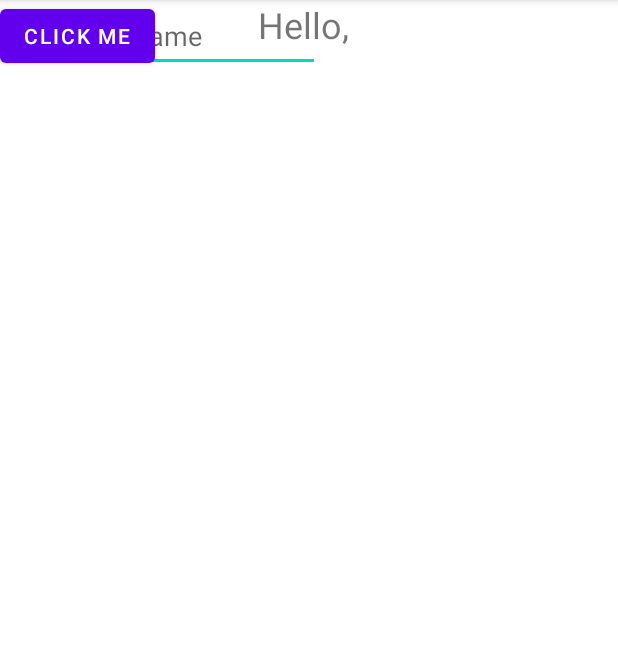
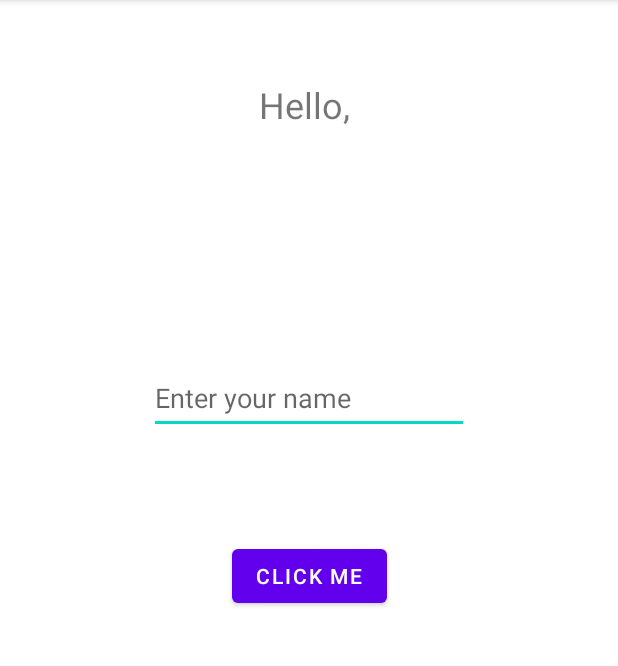
Before and after one commit to tul53850/CIS3515_LabActivity_Branch, an Android app: the screen it shows after launch (MainActivity), after a tap on "CLICK ME", on a phone screen of 412 x 824 dp, the part 84-750 px from its top. Run offline under Robolectric (Android 15) with nearby library versions, the phone set to English and light mode, and no system bars.

Commit message:
bug fix constraints

```diff
--- a/app/src/main/res/layout/activity_main.xml
+++ b/app/src/main/res/layout/activity_main.xml
@@ -10,28 +10,42 @@
         android:id="@+id/displayTextView"
         android:layout_width="411dp"
         android:layout_height="wrap_content"
+        android:layout_marginTop="53dp"
+        android:layout_marginBottom="155dp"
         android:gravity="center"
         android:text="Hello World!"
         android:textSize="24sp"
-        tools:layout_editor_absoluteY="53dp" />
+        app:layout_constraintBottom_toTopOf="@+id/nameEditText"
+        app:layout_constraintEnd_toEndOf="parent"
+        app:layout_constraintHorizontal_bias="0.5"
+        app:layout_constraintStart_toStartOf="parent"
+        app:layout_constraintTop_toTopOf="parent" />
 
     <Button
         android:id="@+id/clickMeButton"
         android:layout_width="wrap_content"
         android:layout_height="wrap_content"
+        android:layout_marginTop="52dp"
+        android:layout_marginBottom="342dp"
         android:text="Click Me"
-        tools:layout_editor_absoluteX="154dp"
-        tools:layout_editor_absoluteY="340dp" />
+        app:layout_constraintBottom_toBottomOf="parent"
+        app:layout_constraintEnd_toEndOf="parent"
+        app:layout_constraintHorizontal_bias="0.5"
+        app:layout_constraintStart_toStartOf="parent"
+        app:layout_constraintTop_toBottomOf="@+id/nameEditText" />
 
     <EditText
         android:id="@+id/nameEditText"
         android:layout_width="wrap_content"
         android:layout_height="wrap_content"
+        android:layout_marginTop="155dp"
         android:ems="10"
         android:hint="Enter your name"
         android:inputType="textPersonName"
         android:minHeight="48dp"
-        tools:layout_editor_absoluteX="101dp"
-        tools:layout_editor_absoluteY="240dp" />
+        app:layout_constraintEnd_toEndOf="parent"
+        app:layout_constraintHorizontal_bias="0.5"
+        app:layout_constraintStart_toStartOf="parent"
+        app:layout_constraintTop_toBottomOf="@+id/displayTextView" />
 
 </androidx.constraintlayout.widget.ConstraintLayout>
```
